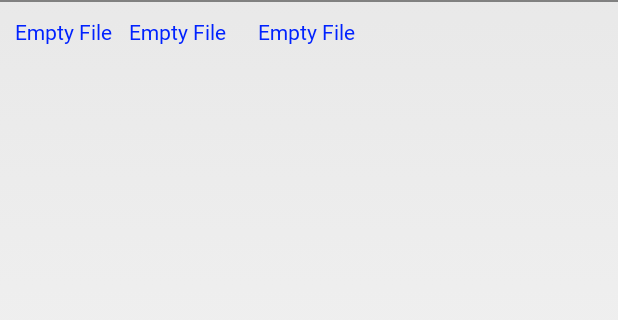
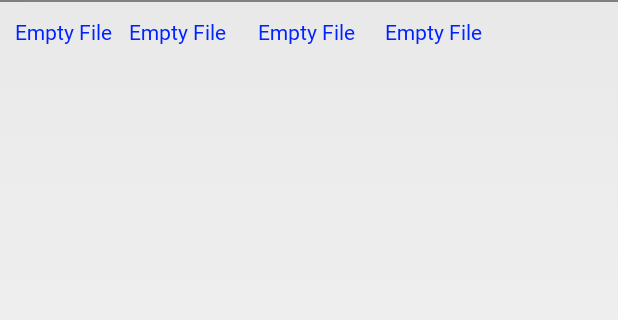
Before and after one commit to JacobCGibson/StarPower, an Android app: the layout row_item.xml on its own in the app's theme, with its tools: preview values and no code run, on a phone screen of 412 x 824 dp, the part 36-356 px from its top. Run offline under Robolectric (Android 15) with nearby library versions, the phone set to English and light mode, and no system bars.

Commit message:
Update row_item.xml

```diff
--- a/samples/hello_ar_java/app/src/main/res/layout/row_item.xml
+++ b/samples/hello_ar_java/app/src/main/res/layout/row_item.xml
@@ -31,5 +31,15 @@
             android:paddingLeft="20dp"
             android:textColor="#0022ff"
             android:id="@+id/highTime" />
+
+        <TextView
+            android:layout_width="wrap_content"
+            android:layout_height="wrap_content"
+            android:fontFamily="@font/space_font_ttf"
+
+            android:text="Empty File"
+            android:paddingLeft="20dp"
+            android:textColor="#0022ff"
+            android:id="@+id/numTargets" />
     </LinearLayout>
 </LinearLayout>
```
